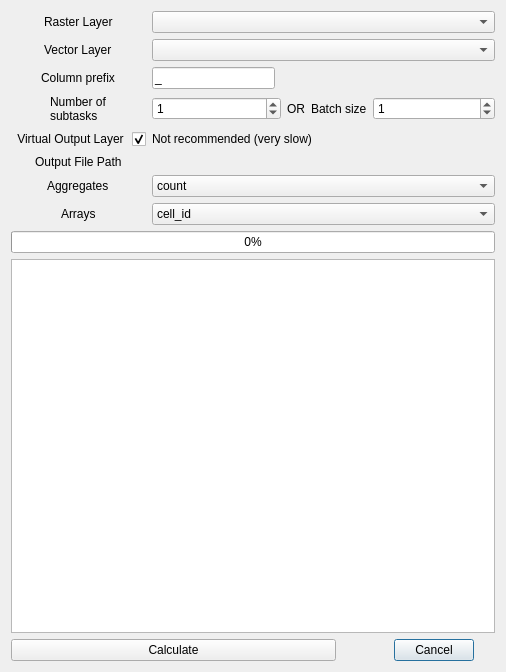
Old version of the form zonal_exact_dialog_base.ui in the repository JakubCha/exactextract_qgis.
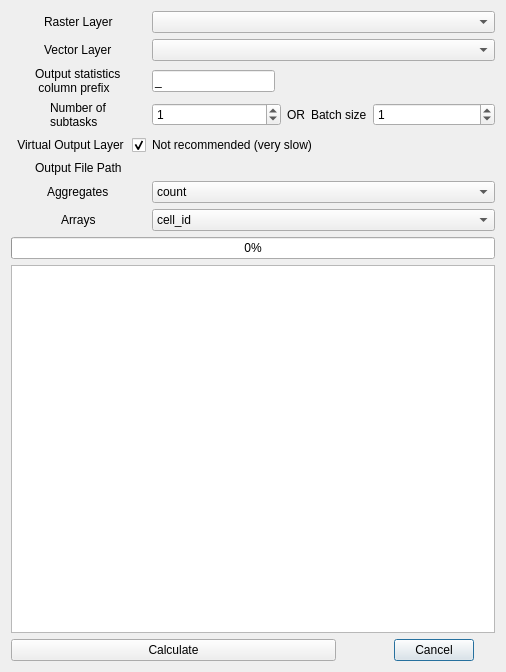
New version of the form. Custom widgets are drawn as their Qt base class.

Commit message: README initial state. modification of window ui.

```diff
--- a/zonal_exact_dialog_base.ui
+++ b/zonal_exact_dialog_base.ui
@@ -355,7 +355,8 @@
      <item row="2" column="0" alignment="Qt::AlignHCenter">
       <widget class="QLabel" name="label_10">
        <property name="text">
-        <string>Column prefix</string>
+        <string>Output statistics
+ column prefix</string>
        </property>
       </widget>
      </item>
```
The commit also changes 3 other files.
